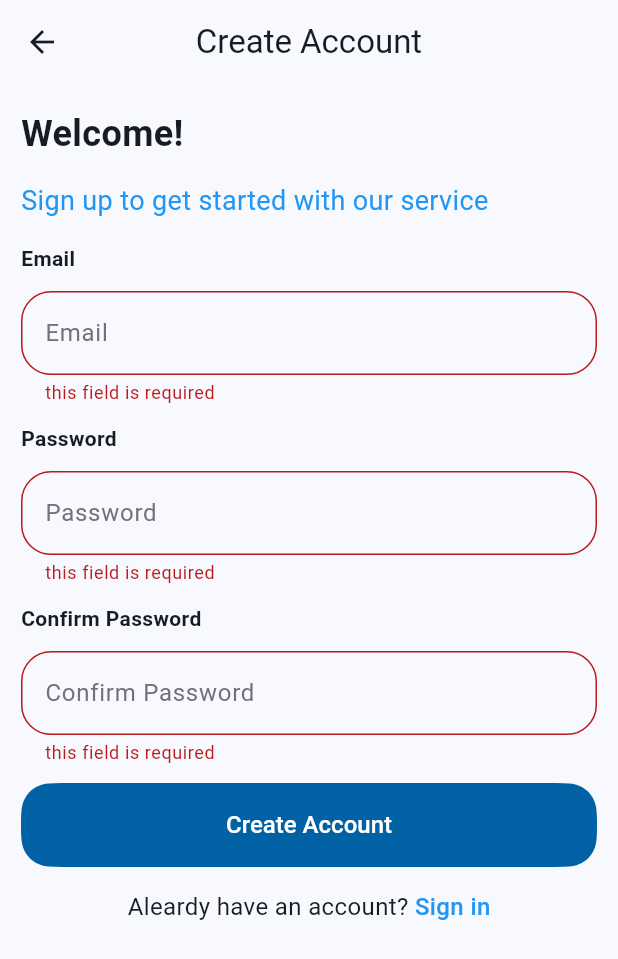
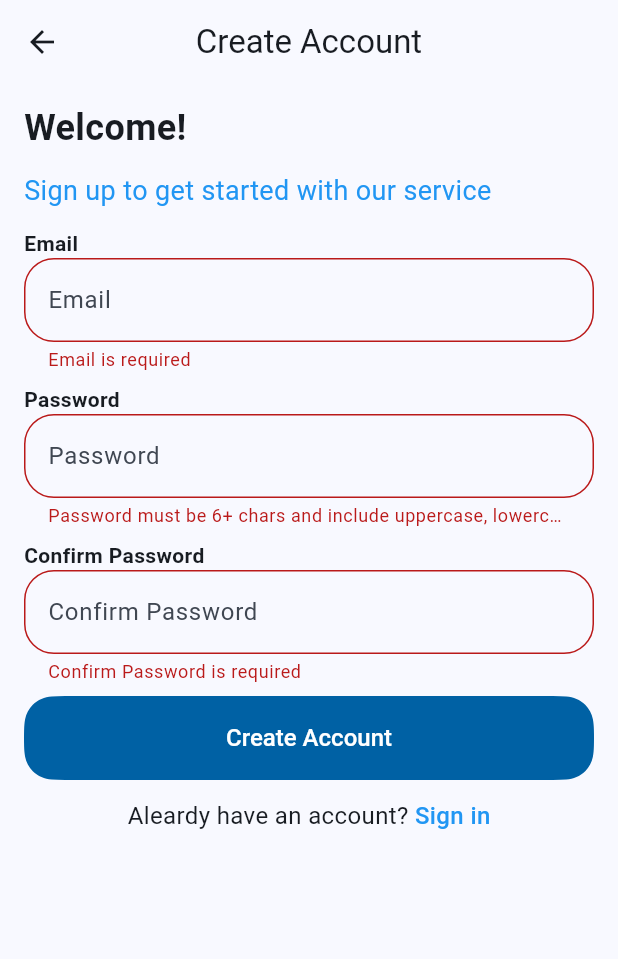
Before and after one commit to Polymath000/InsightMed, a Flutter app: the SignUpScreen screen opened by its route, after a tap on "Create Account", on a phone screen of 412 x 824 dp. Shown: the top 959 px of the screen. Run offline on Flutter 3.47's test engine with Material 3 defaults, Android fonts, the phone set to English and light mode, and no system bars; drawn by our look-alikes of animated_text_kit, modal_progress_hud_nsn; our stand-ins replace cached_network_image, dio, file_picker, flutter_bloc, flutter_screenutil, flutter_secure_storage and 5 more; missing offline and left inert: drop_down_list; accounts and stored records are empty; Roboto replaces fonts that are missing (Cairo).

Commit message:
refactor: update UI components and improve form validation across various screens

```diff
--- a/lib/core/utls/themes/app_theme_data.dart
+++ b/lib/core/utls/themes/app_theme_data.dart
@@ -1,7 +1,9 @@
 import 'package:flutter/material.dart'
     show
+        BorderRadius,
         BoxConstraints,
         CardThemeData,
+        CheckboxThemeData,
         ChipThemeData,
         Colors,
         DialogThemeData,
@@ -22,6 +24,7 @@ import 'package:flutter/material.dart'
         OutlinedButton,
         OutlinedButtonThemeData,
         ProgressIndicatorThemeData,
+        Radius,
         RoundedSuperellipseBorder,
         SearchBarThemeData,
         Size,
@@ -77,6 +80,12 @@ sealed class AppThemeData {
     elevation: 0,
     margin: EdgeInsets.zero,
     shape: RoundedSuperellipseBorder(borderRadius: AppBorders.xxxs),
+  );
+
+  static const checkbox = CheckboxThemeData(
+    shape: RoundedSuperellipseBorder(
+      borderRadius: BorderRadius.all(Radius.circular(6)),
+    ),
   );
 
   static const chip = ChipThemeData(
--- a/lib/core/utls/themes/theme_config.dart
+++ b/lib/core/utls/themes/theme_config.dart
@@ -83,6 +83,7 @@ final class ThemeConfig {
       textTheme: textTheme,
       appBarTheme: appBarTheme,
       cardTheme: AppThemeData.card,
+      checkboxTheme: AppThemeData.checkbox,
       chipTheme: AppThemeData.chip,
       dialogTheme: AppThemeData.dialog,
       dropdownMenuTheme: AppThemeData.dropdownMenu,
--- a/lib/features/auth/presentation/views/signup_screen.dart
+++ b/lib/features/auth/presentation/views/signup_screen.dart
@@ -19,33 +19,40 @@ class _SignUpScreenState extends State<SignUpScreen> {
   Widget build(final BuildContext context) => ModalProgressHUD(
     inAsyncCall: isLoad,
     child: Scaffold(
-      appBar: AppBar(title: const Text('Create Account'), centerTitle: true),
-      body: Padding(
-        padding: const EdgeInsets.fromLTRB(14, 16, 14, 16),
-        child: Column(
-          spacing: 15,
+      body: CustomScrollView(
+        slivers: [
+          const SliverAppBar(title: Text('Create Account'), centerTitle: true),
+          SliverPadding(
+            padding: const EdgeInsets.symmetric(horizontal: 16),
+            sliver: SliverList.list(
               children: [
+                const SizedBox(height: 12),
                 const Row(
                   children: [
-                const Text(
+                    Text(
                       'Welcome!',
-                  style: const TextStyle(
+                      style: TextStyle(
                         fontWeight: FontWeight.w600,
                         fontSize: 24,
                       ),
                     ),
                   ],
                 ),
-            const Row(children: [AnimatedTextSignUp()]),
+                const SizedBox(height: 12),
+                const AnimatedTextSignUp(),
+                const SizedBox(height: 12),
                 SignupForm(
-              onLoadingChanged: (final isLoading) =>
+                  onLoadingChanged: ({final isLoading = false}) =>
                       setState(() => isLoad = isLoading),
                 ),
+                const SizedBox(height: 12),
                 const AleardyHaveAnAccount(),
                 const SizedBox(height: 12),
               ],
             ),
           ),
+        ],
+      ),
     ),
   );
 }
--- a/lib/features/auth/presentation/views/widgets/signup_form.dart
+++ b/lib/features/auth/presentation/views/widgets/signup_form.dart
@@ -1,9 +1,9 @@
-// ignore_for_file: public_member_api_docs
 import 'package:flutter/material.dart';
+
 import '../../../../../core/helpers/custom_show_snackBar.dart';
 import '../../../../../core/helpers/on_generate_routes.dart';
+import '../../../../../core/widgets/app_text_field.dart';
 import '../../../../../core/widgets/custbutton.dart';
-import '../../../../../core/widgets/custom_text_field.dart';
 import '../../../../pofile/presentation/views/widgets/label_text.dart';
 import 'user_entities.dart';
 import 'vaildated_confirm_password.dart';
@@ -11,7 +11,7 @@ import 'validated_password_formfield.dart';
 
 class SignupForm extends StatefulWidget {
   const SignupForm({super.key, this.onLoadingChanged});
-  final void Function(bool)? onLoadingChanged;
+  final void Function({bool isLoading})? onLoadingChanged;
   @override
   State<SignupForm> createState() => _SignupFormState();
 }
@@ -25,13 +25,18 @@ class _SignupFormState extends State<SignupForm> {
     key: _formKey,
     autovalidateMode: autovalidateMode,
     child: Column(
-      spacing: 12,
       children: [
         const LabelText(labelText: 'Email'),
-        CustomTextField(
-          hint: 'Email',
-          choose: false,
-          type: TextInputType.emailAddress,
+        AppTextField(
+          hintText: 'Email',
+          keyboardType: TextInputType.emailAddress,
+          validator: (final value) {
+            if (value?.isNotEmpty ?? false) {
+              return null;
+            } else {
+              return 'Email is required';
+            }
+          },
           onChanged: (final p0) {
             setState(() {
               user = user.copyWith(email: p0);
@@ -46,20 +51,20 @@ class _SignupFormState extends State<SignupForm> {
           onTap: () async {
             setState(() {
               isLoading = true;
-              widget.onLoadingChanged!(isLoading);
+              widget.onLoadingChanged!(isLoading: isLoading);
             });
             if (_formKey.currentState!.validate() &&
                 user.password == confirmPassword) {
               _formKey.currentState!.save();
               setState(() {
                 isLoading = false;
-                widget.onLoadingChanged!(isLoading);
+                widget.onLoadingChanged!(isLoading: isLoading);
               });
               await AppRoutes.patientInformation(context, user: user);
             } else if (user.password != confirmPassword) {
               setState(() {
                 isLoading = false;
-                widget.onLoadingChanged!(isLoading);
+                widget.onLoadingChanged!(isLoading: isLoading);
               });
               customShowSnackBar(
                 context: context,
@@ -68,7 +73,7 @@ class _SignupFormState extends State<SignupForm> {
             } else {
               setState(() {
                 isLoading = false;
-                widget.onLoadingChanged!(isLoading);
+                widget.onLoadingChanged!(isLoading: isLoading);
               });
               setState(() {
                 autovalidateMode = AutovalidateMode.always;
--- a/lib/features/auth/presentation/views/widgets/vaildated_confirm_password.dart
+++ b/lib/features/auth/presentation/views/widgets/vaildated_confirm_password.dart
@@ -1,6 +1,6 @@
 import 'package:flutter/material.dart';
 
-import '../../../../../core/widgets/custom_text_field.dart';
+import '../../../../../core/widgets/app_text_field.dart';
 import 'user_entities.dart';
 
 class ConfirmPasswordValidate extends StatefulWidget {
@@ -13,9 +13,16 @@ class ConfirmPasswordValidate extends StatefulWidget {
 
 class _ConfirmPasswordValidateState extends State<ConfirmPasswordValidate> {
   @override
-  Widget build(final BuildContext context) => CustomTextField(
-    hint: 'Confirm Password',
-    choose: true,
+  Widget build(final BuildContext context) => AppTextField(
+    hintText: 'Confirm Password',
+    obscureText: true,
+    validator: (final value) {
+      if (value?.isNotEmpty ?? false) {
+        return null;
+      } else {
+        return 'Confirm Password is required';
+      }
+    },
     onChanged: (final p0) {
       setState(() {
         confirmPassword = p0;
--- a/lib/features/auth/presentation/views/widgets/validated_password_formfield.dart
+++ b/lib/features/auth/presentation/views/widgets/validated_password_formfield.dart
@@ -1,6 +1,6 @@
 import 'package:flutter/material.dart';
 
-import '../../../../../core/widgets/custom_text_field.dart';
+import '../../../../../core/widgets/app_text_field.dart';
 import 'user_entities.dart';
 
 class ValidatePasswordFormField extends StatefulWidget {
@@ -13,9 +13,9 @@ class ValidatePasswordFormField extends StatefulWidget {
 
 class _ValidatePasswordFormFieldState extends State<ValidatePasswordFormField> {
   @override
-  Widget build(final BuildContext context) => CustomTextField(
-    hint: 'Password',
-    choose: true,
+  Widget build(final BuildContext context) => AppTextField(
+    hintText: 'Password',
+    obscureText: true,
     onChanged: (final p0) {
       setState(() {
         user = user.copyWith(password: p0);
--- a/lib/main_app.dart
+++ b/lib/main_app.dart
@@ -23,7 +23,7 @@ class InsightMed extends StatelessWidget {
           : OnboardingView.routeName,
       onGenerateRoute: onGenerateRoute,
       theme: const ThemeConfig().light,
-      // darkTheme: const ThemeConfig().dark,
+      darkTheme: const ThemeConfig().dark,
       debugShowCheckedModeBanner: false,
       builder: (final context, final child) {
         AppColors.init(context);
```
Also changed, not shown: lib/core/helpers/decoration_widget.dart (+2 -7 lines), lib/core/widgets/custom_checkbox.dart (+18 -11 lines), lib/features/appointments/presentation/views/widgets/appointments_time_picker.dart (+26 -20 lines), lib/features/auth/presentation/views/login_view.dart (+9 -5 lines), lib/features/auth/presentation/views/widgets/login_form_body.dart (+27 -17 lines), lib/features/auth/presentation/views/widgets/top_login_view.dart (+5 -2 lines), lib/features/patient_rays_submission/presentation/views/upload_medical_ray_view.dart (+1 -16 lines), lib/features/patient_rays_submission/presentation/views/widgets/numeric_vitals.dart (+12 -16 lines), lib/features/patient_rays_submission/presentation/views/widgets/symptoms.dart (+9 -19 lines), lib/features/patient_rays_submission/presentation/views/widgets/upload_medical_ray_view_body.dart (+10 -10 lines), lib/features/patient_rays_submission/presentation/views/widgets/upload_ray_image.dart (+5 -9 lines), lib/features/patient_rays_submission/presentation/views/widgets/upload_widget.dart (+10 -22 lines). Lines whose indentation alone changed are shown as unchanged.
